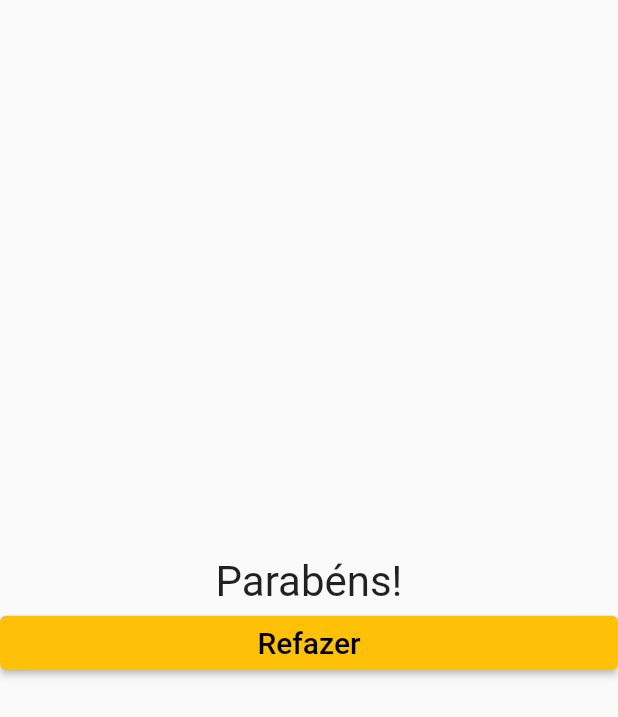
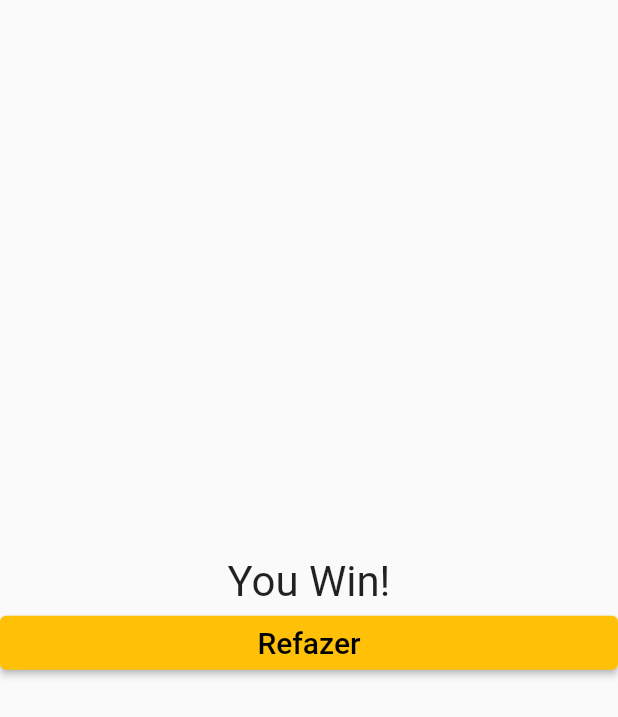
Before and after one commit to lauro-ss/Practices_Flutter, a Flutter app: the Quests widget shown alone on an empty page, opened directly, after a tap on "Maçã", after a tap on "Cachorro", after a tap on "Vênus", on a phone screen of 412 x 824 dp. Shown: the top 717 px of the screen. Run offline on Flutter 3.47's test engine with Material 2 defaults, Android fonts, the phone set to English and light mode, and no system bars.

Commit message:
add quest result

```diff
--- a/basic/lib/quests.dart
+++ b/basic/lib/quests.dart
@@ -5,6 +5,7 @@ import './response.dart';
 
 class QuestState extends State<Quests> {
   int _aq = 0;
+  int _points = 0;
 
   final _quests = const [
     "Qual a sua fruta favorita?",
@@ -21,6 +22,7 @@ class QuestState extends State<Quests> {
   void _reset() {
     setState(() {
       _aq = 0;
+      _points = 0;
     });
   }
 
@@ -30,9 +32,10 @@ class QuestState extends State<Quests> {
     });
   }
 
-  void _nextQuest() {
+  void _respose(int v) {
     setState(() {
       _aq++;
+      _points += v;
     });
   }
 
@@ -58,9 +61,9 @@ class QuestState extends State<Quests> {
                   )
                 : const SizedBox(height: 70),
             Quest(_quests[_aq]),
-            ..._answers[_aq].map((v) => Response(v, _nextQuest)),
+            ..._answers[_aq].map((v) => Response(v, _respose)),
           ])
-        : Result(_reset);
+        : Result(_reset, _points);
   }
 }
 
--- a/basic/lib/response.dart
+++ b/basic/lib/response.dart
@@ -1,17 +1,19 @@
+import 'dart:math';
+
 import 'package:flutter/material.dart';
 
 class Response extends StatelessWidget {
   const Response(this._text, this._response, {super.key});
 
   final String _text;
-  final Function() _response;
+  final Function(int) _response;
 
   @override
   Widget build(BuildContext context) {
     return SizedBox(
       width: double.maxFinite,
       child: ElevatedButton(
-        onPressed: _response,
+        onPressed: () => _response(Random().nextInt(9) + 1),
         style: ElevatedButton.styleFrom(
             backgroundColor: Colors.amber, foregroundColor: Colors.black),
         child: Text(_text, style: const TextStyle(fontSize: 20)),
--- a/basic/lib/result.dart
+++ b/basic/lib/result.dart
@@ -1,16 +1,27 @@
 import 'package:flutter/material.dart';
 
 class Result extends StatelessWidget {
-  const Result(this._onReset, {super.key});
+  const Result(this._onReset, this._points, {super.key});
 
+  final int _points;
   final Function() _onReset;
+
+  String get _message {
+    if (_points < 8) {
+      return "Try Again!";
+    } else if (_points < 12) {
+      return "Success";
+    } else {
+      return "You Win!";
+    }
+  }
 
   @override
   Widget build(BuildContext context) {
     return Column(
       mainAxisAlignment: MainAxisAlignment.center,
       children: [
-        const Text("Parabéns!",
+        Text(_message,
             textAlign: TextAlign.center, style: TextStyle(fontSize: 28)),
         SizedBox(
             width: double.maxFinite,
```
